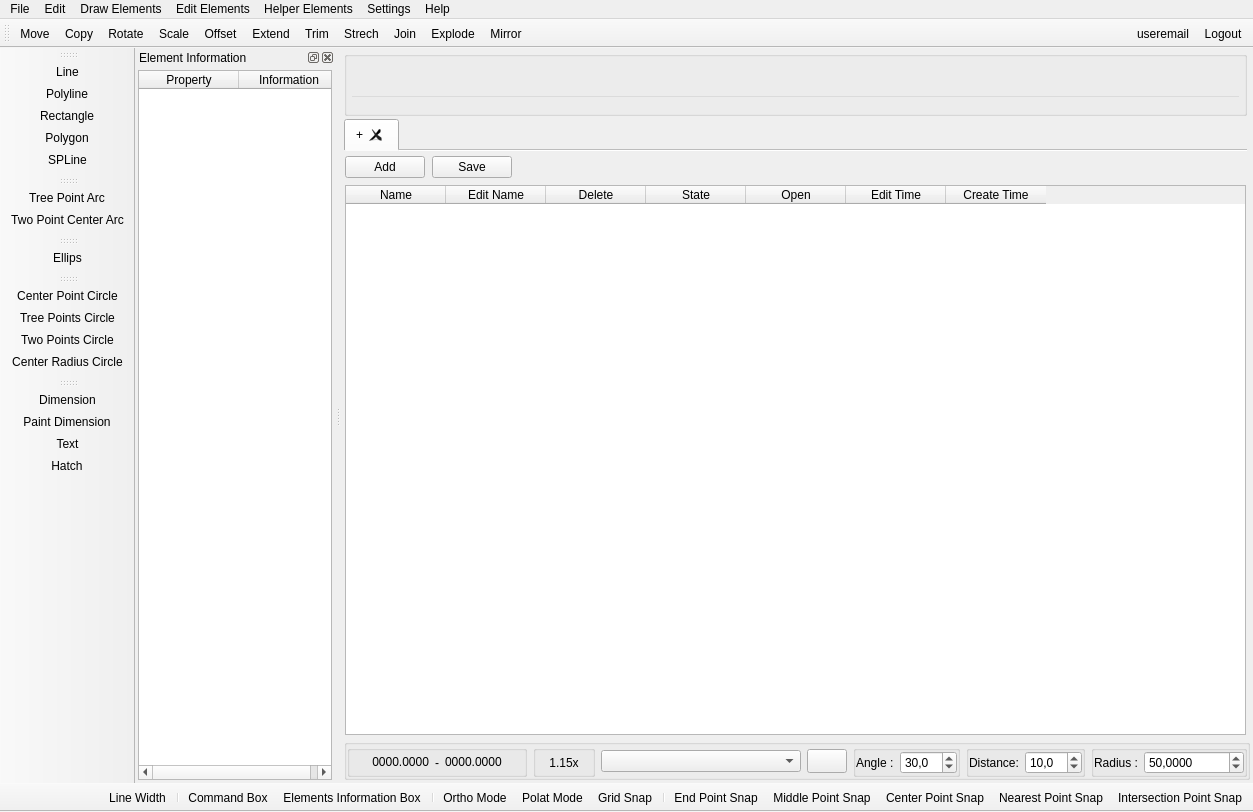
The window that UI/QtDesignerUI/DrawViewUI.ui (mzahidberber/DrawCAD) describes before a commit, drawn with Qt 5.
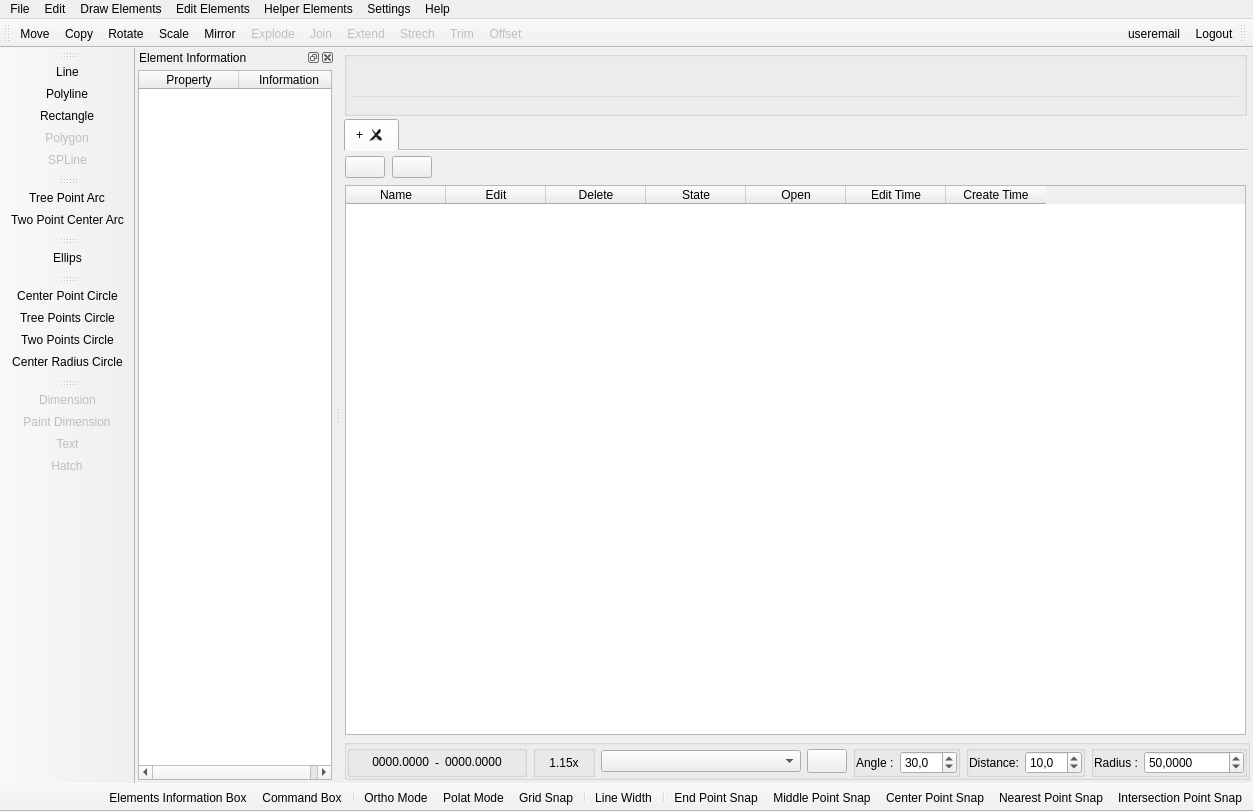
The same window after the commit. Icons and pictures are not drawn.

Commit message: add_rotate_move_copy_mirror_scale

```diff
--- a/UI/QtDesignerUI/DrawViewUI.ui
+++ b/UI/QtDesignerUI/DrawViewUI.ui
@@ -648,8 +648,39 @@
                 <height>16777215</height>
                </size>
               </property>
+              <property name="styleSheet">
+               <string notr="true"/>
+              </property>
               <property name="text">
-               <string>Add</string>
+               <string/>
+              </property>
+              <property name="icon">
+               <iconset resource="../ImagesSrc.qrc">
+                <normaloff>:/Image/Images/addBtn.png</normaloff>:/Image/Images/addBtn.png</iconset>
+              </property>
+              <property name="iconSize">
+               <size>
+                <width>20</width>
+                <height>20</height>
+               </size>
+              </property>
+              <property name="checkable">
+               <bool>false</bool>
+              </property>
+              <property name="autoRepeat">
+               <bool>false</bool>
+              </property>
+              <property name="autoExclusive">
+               <bool>false</bool>
+              </property>
+              <property name="autoDefault">
+               <bool>false</bool>
+              </property>
+              <property name="default">
+               <bool>false</bool>
+              </property>
+              <property name="flat">
+               <bool>false</bool>
               </property>
              </widget>
             </item>
@@ -661,8 +692,30 @@
                 <height>16777215</height>
                </size>
               </property>
+              <property name="autoFillBackground">
+               <bool>false</bool>
+              </property>
               <property name="text">
-               <string>Save</string>
+               <string/>
+              </property>
+              <property name="icon">
+               <iconset resource="../ImagesSrc.qrc">
+                <normaloff>:/Image/Images/saveBtn.png</normaloff>:/Image/Images/saveBtn.png</iconset>
+              </property>
+              <property name="iconSize">
+               <size>
+                <width>20</width>
+                <height>20</height>
+               </size>
+              </property>
+              <property name="autoDefault">
+               <bool>false</bool>
+              </property>
+              <property name="default">
+               <bool>false</bool>
+              </property>
+              <property name="flat">
+               <bool>false</bool>
               </property>
              </widget>
             </item>
@@ -693,7 +746,7 @@
             </column>
             <column>
              <property name="text">
-              <string>Edit Name</string>
+              <string>Edit</string>
              </property>
             </column>
             <column>
@@ -893,14 +946,14 @@
    <addaction name="actionMidPointSnap"/>
    <addaction name="actionEndPointSnap"/>
    <addaction name="separator"/>
+   <addaction name="actionLineWidth"/>
+   <addaction name="separator"/>
    <addaction name="actionGridSnap"/>
    <addaction name="actionPolarMode"/>
    <addaction name="actionOrthoMode"/>
    <addaction name="separator"/>
-   <addaction name="actionOpenElementInformationBox"/>
    <addaction name="actionOpenCommandBox"/>
-   <addaction name="separator"/>
-   <addaction name="actionLineWidth"/>
+   <addaction name="actionOpenElementInformationBox"/>
   </widget>
   <widget class="QToolBar" name="toolBar_3">
    <property name="windowTitle">
@@ -925,13 +978,13 @@
    <addaction name="actionCopy"/>
    <addaction name="actionRotate"/>
    <addaction name="actionScale"/>
-   <addaction name="actionOffset"/>
+   <addaction name="actionMirror"/>
+   <addaction name="actionExplode"/>
+   <addaction name="actionJoin"/>
    <addaction name="actionExtend"/>
-   <addaction name="actionTrim"/>
    <addaction name="actionStrech"/>
-   <addaction name="actionJoin"/>
-   <addaction name="actionExplode"/>
-   <addaction name="actionMirror"/>
+   <addaction name="actionTrim"/>
+   <addaction name="actionOffset"/>
   </widget>
   <widget class="QToolBar" name="toolBar_4">
    <property name="windowTitle">
@@ -992,6 +1045,9 @@
    <addaction name="actionCenterRadiusCircle"/>
   </widget>
   <widget class="QToolBar" name="toolBar_7">
+   <property name="enabled">
+    <bool>false</bool>
+   </property>
    <property name="windowTitle">
     <string>toolBar_7</string>
    </property>
@@ -1233,7 +1289,10 @@
     <enum>Qt::RightToLeft</enum>
    </property>
    <property name="movable">
-    <bool>false</bool>
+    <bool>true</bool>
+   </property>
+   <property name="allowedAreas">
+    <set>Qt::TopToolBarArea</set>
    </property>
    <property name="floatable">
     <bool>true</bool>
@@ -1443,6 +1502,9 @@
    </property>
   </action>
   <action name="actionPolygon">
+   <property name="enabled">
+    <bool>false</bool>
+   </property>
    <property name="icon">
     <iconset>
      <normaloff>:/Sembol/Semboller/Cokgen.png</normaloff>
@@ -1453,6 +1515,9 @@
    </property>
   </action>
   <action name="actionSPLine">
+   <property name="enabled">
+    <bool>false</bool>
+   </property>
    <property name="icon">
     <iconset>
      <normaloff>:/Sembol/Semboller/spline.png</normaloff>
@@ -1565,6 +1630,9 @@
    </property>
   </action>
   <action name="actionMirror">
+   <property name="enabled">
+    <bool>true</bool>
+   </property>
    <property name="icon">
     <iconset resource="../ImagesSrc.qrc">
      <normaloff>:/Image/Images/Mirror.png</normaloff>:/Image/Images/Mirror.png</iconset>
@@ -1574,6 +1642,9 @@
    </property>
   </action>
   <action name="actionExplode">
+   <property name="enabled">
+    <bool>false</bool>
+   </property>
    <property name="icon">
     <iconset resource="../ImagesSrc.qrc">
      <normaloff>:/Image/Images/Explode.png</normaloff>:/Image/Images/Explode.png</iconset>
@@ -1583,6 +1654,9 @@
    </property>
   </action>
   <action name="actionJoin">
+   <property name="enabled">
+    <bool>false</bool>
+   </property>
    <property name="icon">
     <iconset resource="../ImagesSrc.qrc">
      <normaloff>:/Image/Images/Join.png</normaloff>:/Image/Images/Join.png</iconset>
@@ -1592,6 +1666,9 @@
    </property>
   </action>
   <action name="actionStrech">
+   <property name="enabled">
+    <bool>false</bool>
+   </property>
    <property name="icon">
     <iconset resource="../ImagesSrc.qrc">
      <normaloff>:/Image/Images/strech.png</normaloff>:/Image/Images/strech.png</iconset>
@@ -1670,6 +1747,9 @@
    </property>
   </action>
   <action name="actionTrim">
+   <property name="enabled">
+    <bool>false</bool>
+   </property>
    <property name="icon">
     <iconset resource="../ImagesSrc.qrc">
      <normaloff>:/Image/Images/Trim.png</normaloff>:/Image/Images/Trim.png</iconset>
@@ -1679,6 +1759,9 @@
    </property>
   </action>
   <action name="actionExtend">
+   <property name="enabled">
+    <bool>false</bool>
+   </property>
    <property name="icon">
     <iconset resource="../ImagesSrc.qrc">
      <normaloff>:/Image/Images/extend.png</normaloff>:/Image/Images/extend.png</iconset>
@@ -1688,6 +1771,9 @@
    </property>
   </action>
   <action name="actionOffset">
+   <property name="enabled">
+    <bool>false</bool>
+   </property>
    <property name="icon">
     <iconset resource="../ImagesSrc.qrc">
      <normaloff>:/Image/Images/offset.png</normaloff>:/Image/Images/offset.png</iconset>
```
Left out of the diff: 15 changed lines with no effect on the pictures. The commit also changes 61 other files.
